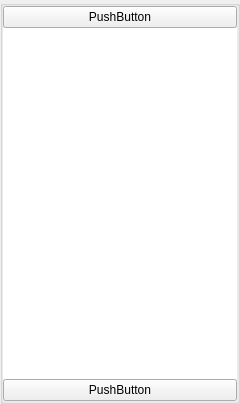
Above: nolimitgui/CommonSrc/Forms/AppletDownloads.ui from nolimitconnect/NoLimitConnect before the change. Below: the same form after it.
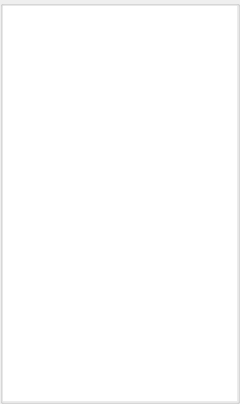
That is the form after the change.

Commit message: Adding AppletPlayStream. clean up some headers

Diff of the .ui file:
```diff
--- a/nolimitgui/CommonSrc/Forms/AppletDownloads.ui
+++ b/nolimitgui/CommonSrc/Forms/AppletDownloads.ui
@@ -83,7 +83,7 @@
       <property name="spacing">
        <number>0</number>
       </property>
-      <item row="1" column="0">
+      <item row="0" column="0">
        <widget class="QListWidget" name="m_FileItemList">
         <property name="frameShape">
          <enum>QFrame::NoFrame</enum>
@@ -111,20 +111,6 @@
         </property>
        </widget>
       </item>
-      <item row="0" column="0">
-       <widget class="QPushButton" name="pushButton">
-        <property name="text">
-         <string>PushButton</string>
-        </property>
-       </widget>
-      </item>
-      <item row="2" column="0">
-       <widget class="QPushButton" name="pushButton_2">
-        <property name="text">
-         <string>PushButton</string>
-        </property>
-       </widget>
-      </item>
      </layout>
     </widget>
    </item>
```
The commit also changes 157 other files.
